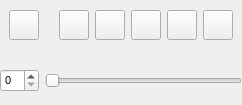
Old version of the form branches/nugui/src/gui/trajectory.ui in the repository trisyoungs/aten.
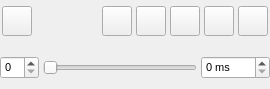
New version of the form. Icons and pictures are not drawn.

Commit message: More updates to ato filter. Added 'select' and 'deselect' functions to ModelVariable. Increased default Prefs::maxRings_ to 100 (from 20). Updated margins of all dock widgets.

Diff of the .ui file:
```diff
--- a/branches/nugui/src/gui/trajectory.ui
+++ b/branches/nugui/src/gui/trajectory.ui
@@ -5,12 +5,12 @@
    <rect>
     <x>0</x>
     <y>0</y>
-    <width>242</width>
-    <height>105</height>
+    <width>270</width>
+    <height>89</height>
    </rect>
   </property>
   <property name="sizePolicy">
-   <sizepolicy hsizetype="MinimumExpanding" vsizetype="MinimumExpanding">
+   <sizepolicy hsizetype="Expanding" vsizetype="Minimum">
     <horstretch>0</horstretch>
     <verstretch>0</verstretch>
    </sizepolicy>
@@ -37,16 +37,31 @@
     </sizepolicy>
    </property>
    <layout class="QVBoxLayout" name="verticalLayout">
+    <property name="spacing">
+     <number>0</number>
+    </property>
     <property name="margin">
      <number>0</number>
     </property>
     <item>
      <layout class="QVBoxLayout" name="VerticalLayout">
+      <property name="spacing">
+       <number>4</number>
+      </property>
       <item>
        <layout class="QHBoxLayout" name="HorizontalLayout">
+        <property name="spacing">
+         <number>4</number>
+        </property>
         <item>
          <widget class="QWidget" name="ControlsWidget" native="true">
           <layout class="QHBoxLayout" name="horizontalLayout_2">
+           <property name="spacing">
+            <number>4</number>
+           </property>
+           <property name="margin">
+            <number>2</number>
+           </property>
            <item>
             <widget class="QToolButton" name="TrajectorySwitchButton">
              <property name="minimumSize">
@@ -248,6 +263,9 @@
       <item>
        <widget class="QWidget" name="FrameSelectWidget" native="true">
         <layout class="QHBoxLayout" name="horizontalLayout">
+         <property name="spacing">
+          <number>4</number>
+         </property>
          <property name="margin">
           <number>0</number>
          </property>
@@ -261,6 +279,19 @@
            </property>
           </widget>
          </item>
+         <item>
+          <widget class="QSpinBox" name="TrajectoryDelaySpin">
+           <property name="toolTip">
+            <string>Delay between frames</string>
+           </property>
+           <property name="suffix">
+            <string> ms</string>
+           </property>
+           <property name="maximum">
+            <number>1000</number>
+           </property>
+          </widget>
+         </item>
         </layout>
        </widget>
       </item>
```
Left out of the diff: 10 changed lines with no effect on the pictures. The commit also changes 21 other files.
